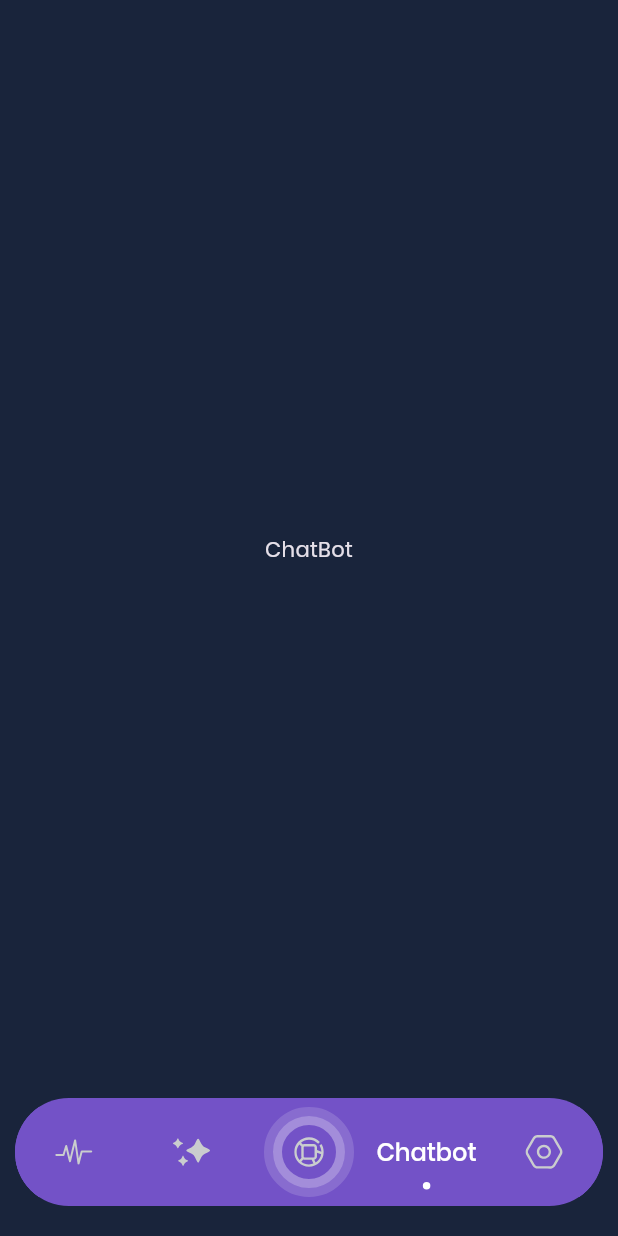
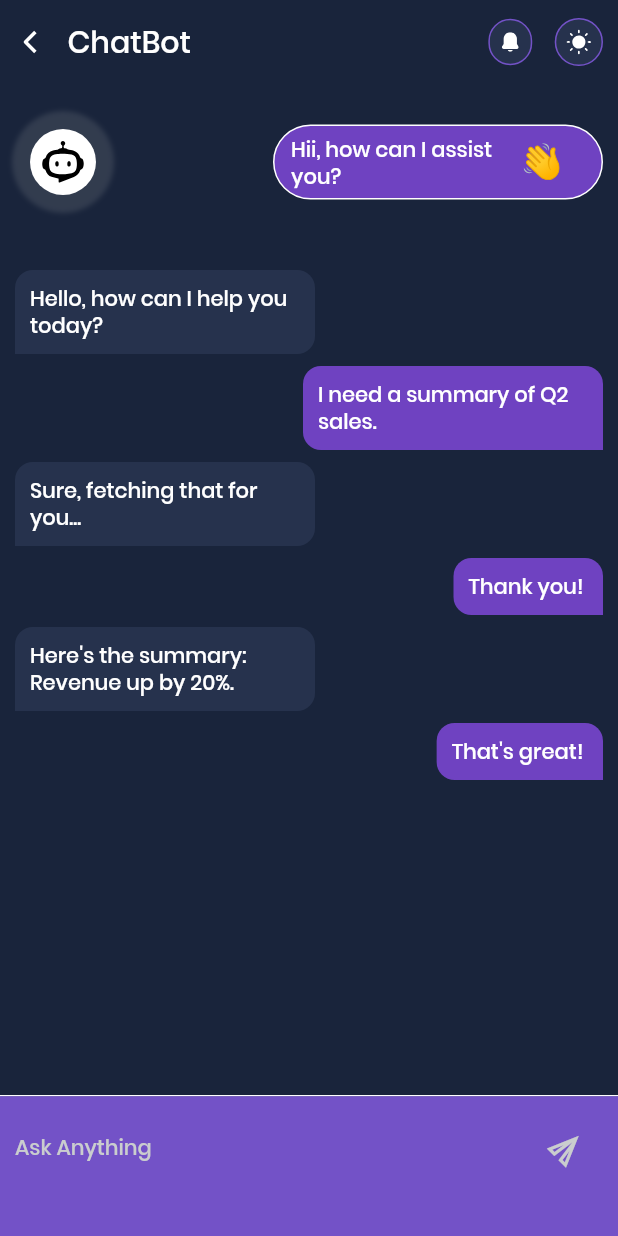
Before and after one commit to Sachin-Advait/omniview, a Flutter app: the NavBar screen opened by its route, item 4 of the bottom bar chosen, on a phone screen of 412 x 824 dp. Run offline on Flutter 3.47's test engine with Material 3 defaults, Android fonts, the phone set to English and light mode, and no system bars; our stand-ins replace bloc, dio, equatable, fl_chart, flutter_bloc, flutter_screenutil and 6 more; accounts and stored records are empty.

Commit message:
Created settings and chatbot page.

```diff
--- a/lib/common/widgets/custom_appbar.dart
+++ b/lib/common/widgets/custom_appbar.dart
@@ -46,6 +46,7 @@ class CustomAppBar extends StatelessWidget implements PreferredSizeWidget {
       ),
       actions: [
         Container(
+          padding: EdgeInsets.all(8),
           decoration: BoxDecoration(
             color: AppColors.darkSlate,
             border: Border.all(color: AppColors.primary),
@@ -53,7 +54,7 @@ class CustomAppBar extends StatelessWidget implements PreferredSizeWidget {
           ),
           child: SvgPicture.asset(
             AppSvg.notification,
-            height: 30,
+            height: 13,
             colorFilter: ColorFilter.mode(AppColors.white, BlendMode.srcIn),
           ),
         ),
--- a/lib/config/assets/app_images.dart
+++ b/lib/config/assets/app_images.dart
@@ -3,5 +3,5 @@ class AppImages {
   static const String splashLogo = 'assets/images/splash_logo.png';
   static const String splashEffect = 'assets/images/splash_effect.png';
   static const String splashLoader = 'assets/images/loader.gif';
-  static const String chatBot = 'assets/images/chat_bot.png';
+  static const String logout = 'assets/images/power-off.png';
 }
--- a/lib/config/assets/app_svg.dart
+++ b/lib/config/assets/app_svg.dart
@@ -13,4 +13,5 @@ class AppSvg {
   static const String pulse = 'assets/svg/pulse.svg';
   static const String setting = 'assets/svg/setting.svg';
   static const String arrowBack = "assets/svg/arrow_back.svg";
+  static const String waveHands = 'assets/svg/emoji_waving.svg';
 }
--- /dev/null
+++ b/lib/modules/chat_bot/components/build_assistance_messages.dart
@@ -0,0 +1,142 @@
+import 'package:flutter/material.dart';
+import 'package:flutter_svg/svg.dart';
+import 'package:omniview/common/utils/size_config.dart';
+import 'package:omniview/config/assets/app_svg.dart';
+import 'package:omniview/config/theme/app_colors.dart';
+import 'package:omniview/config/theme/app_theme.dart';
+
+class BuildAssistanceMessages extends StatelessWidget {
+  const BuildAssistanceMessages({super.key});
+
+  @override
+  Widget build(BuildContext context) {
+    return Column(
+      children: [
+        10.verticalSpace,
+        Row(
+          children: [
+            Container(
+              padding: const EdgeInsets.all(10),
+              decoration: BoxDecoration(
+                shape: BoxShape.circle,
+                boxShadow: [
+                  BoxShadow(
+                    blurRadius: 2,
+                    color: AppColors.white50.withValues(alpha: 0.2),
+                    spreadRadius: 2,
+                  ),
+                ],
+              ),
+              child: CircleAvatar(
+                backgroundColor: AppColors.white,
+                radius: 22.radiusMultipier,
+                child: SvgPicture.asset(AppSvg.chatBot, height: 28),
+              ),
+            ),
+            Spacer(),
+            CustomGradientContainer(
+              height: 50.heightMultiplier,
+              width: 220.widthMultiplier,
+              child: Row(
+                children: [
+                  ConstrainedBox(
+                    constraints: BoxConstraints(maxWidth: 150.widthMultiplier),
+                    child: Text(
+                      'Hii, how can I assist you?',
+                      maxLines: 3,
+                      style: context.medium.copyWith(fontSize: 14),
+                    ),
+                  ),
+                  5.horizontalSpace,
+                  SvgPicture.asset(AppSvg.waveHands),
+                ],
+              ),
+            ),
+          ],
+        ),
+        40.verticalSpace,
+        // if (isDealSummaryChat == false) ...[
+        //   10.verticalSpace,
+
+        //   /// Button Rows
+        //   Row(
+        //     mainAxisAlignment: MainAxisAlignment.end,
+        //     children: [
+        //       buildIconTextButton(
+        //         text: 'Content For Property',
+        //         icon: Image.asset(ImageAssets.mageLocationPin, scale: 4),
+        //       ),
+        //     ],
+        //   ),
+
+        //   10.verticalSpace,
+
+        //   Row(
+        //     mainAxisAlignment: MainAxisAlignment.end,
+        //     children: [
+        //       buildIconTextButton(
+        //         text: 'Know More',
+        //         icon: SvgPicture.asset(SvgAssets.headPhone),
+        //       ),
+        //       10.horizontalSpace,
+        //       buildIconTextButton(
+        //         text: 'Get brochure',
+        //         icon: SvgPicture.asset(SvgAssets.tablerBook),
+        //       ),
+        //     ],
+        //   ),
+
+        //   10.verticalSpace,
+
+        //   Row(
+        //     mainAxisAlignment: MainAxisAlignment.end,
+        //     children: [
+        //       buildIconTextButton(
+        //         text: 'Guide',
+        //         icon: SvgPicture.asset(SvgAssets.lucidHouse),
+        //       ),
+        //       10.horizontalSpace,
+        //       buildIconTextButton(
+        //         text: 'Talk to agent',
+        //         icon: SvgPicture.asset(SvgAssets.popHeadphone),
+        //         onTap: () {},
+        //       ),
+        //     ],
+        //   ),
+        // ],
+      ],
+    );
+  }
+}
+
+class CustomGradientContainer extends StatelessWidget {
+  final Widget? child;
+  final double? height;
+  final double? width;
+
+  const CustomGradientContainer({
+    super.key,
+    this.child,
+    this.height,
+    this.width,
+  });
+
+  @override
+  Widget build(BuildContext context) {
+    return Container(
+      clipBehavior: Clip.none,
+      height: height,
+      width: width,
+      padding: EdgeInsets.symmetric(
+        horizontal: 11.08.widthMultiplier,
+        vertical: 6.5.heightMultiplier,
+      ),
+      decoration: BoxDecoration(
+        color: AppColors.violet,
+        borderRadius: BorderRadius.circular(30.radiusMultipier),
+        border: Border.all(color: AppColors.white, width: 1.widthMultiplier),
+      ),
+      child: child,
+    );
+  }
+}
--- /dev/null
+++ b/lib/modules/chat_bot/components/build_input_field.dart
@@ -0,0 +1,75 @@
+import 'package:flutter/material.dart';
+import 'package:omniview/common/utils/size_config.dart';
+import 'package:omniview/config/theme/app_colors.dart';
+import 'package:omniview/config/theme/app_theme.dart';
+
+class BuildInputField extends StatelessWidget {
+  const BuildInputField({super.key});
+
+  @override
+  Widget build(BuildContext context) {
+    return Container(
+      padding: EdgeInsets.symmetric(
+        horizontal: 10.widthMultiplier,
+        vertical: 10.heightMultiplier,
+      ),
+      color: AppColors.primary,
+      child: Row(
+        children: [
+          Expanded(
+            child: TextField(
+              textInputAction: TextInputAction.done,
+              cursorColor: AppColors.white,
+              onChanged: (value) {},
+              onSubmitted: (value) {},
+              controller: TextEditingController(),
+              style: context.medium,
+              decoration: InputDecoration(
+                hintText: "Ask Anything",
+                border: InputBorder.none,
+                hintStyle: context.medium.copyWith(
+                  color: AppColors.white75,
+                  fontSize: 14,
+                ),
+              ),
+            ),
+          ),
+
+          // todo not implemented right now
+
+          // Obx(
+          //   () => Visibility(
+          //     visible: controller.showEmojiButton.value,
+          //     child: IconButton(
+          //       icon: Icon(
+          //         Icons.emoji_emotions_outlined,
+          //         color: AppColors.white75,
+          //       ),
+          //       onPressed: () {},
+          //     ),
+          //   ),
+          // ),
+          // Obx(
+          //   () => Transform.rotate(
+          //     angle: 3.14 / 4,
+          //     child: Visibility(
+          //       visible: controller.showAttachmentButton.value,
+          //       child: IconButton(
+          //         icon: Icon(Icons.attach_file, color: AppColors.white75),
+          //         onPressed: () {},
+          //       ),
+          //     ),
+          //   ),
+          // ),
+          Transform.rotate(
+            angle: -3.14 / 4,
+            child: IconButton(
+              icon: Icon(Icons.send_outlined, color: AppColors.white75),
+              onPressed: () {},
+            ),
+          ),
+        ],
+      ),
+    );
+  }
+}
--- /dev/null
+++ b/lib/modules/chat_bot/components/chat_builder.dart
@@ -0,0 +1,95 @@
+import 'package:flutter/foundation.dart';
+import 'package:flutter/material.dart';
+import 'package:omniview/common/utils/size_config.dart';
+import 'package:omniview/config/theme/app_colors.dart';
+import 'package:omniview/config/theme/app_theme.dart';
+import 'package:omniview/modules/chat_bot/components/build_assistance_messages.dart';
+import 'package:omniview/modules/chat_bot/components/build_input_field.dart';
+
+class ChatBuilder extends StatelessWidget {
+  const ChatBuilder({super.key});
+
+  @override
+  Widget build(BuildContext context) {
+    final List<Map<String, dynamic>> dummyMessages = [
+      {"text": "Hello, how can I help you today?", "isUser": false},
+      {"text": "I need a summary of Q2 sales.", "isUser": true},
+      {"text": "Sure, fetching that for you...", "isUser": false},
+      {"text": "Thank you!", "isUser": true},
+      {"text": "Here's the summary: Revenue up by 20%.", "isUser": false},
+      {"text": "That's great!", "isUser": true},
+    ];
+
+    return Column(
+      crossAxisAlignment: CrossAxisAlignment.start,
+      children: [
+        Expanded(
+          child: ListView(
+            physics: const BouncingScrollPhysics(),
+            padding: EdgeInsets.symmetric(horizontal: 10.widthMultiplier),
+            children: [
+              BuildAssistanceMessages(),
+              ListView.separated(
+                shrinkWrap: true,
+                reverse: true,
+                padding: const EdgeInsets.only(bottom: 10),
+                physics: const NeverScrollableScrollPhysics(),
+                itemCount: dummyMessages.length,
+                separatorBuilder: (context, index) => 8.verticalSpace,
+                itemBuilder: (context, index) {
+                  final message =
+                      dummyMessages[dummyMessages.length - 1 - index];
+                  final isUser = message['isUser'] as bool;
+
+                  return Align(
+                    alignment: isUser
+                        ? Alignment.centerRight
+                        : Alignment.centerLeft,
+                    child: ConstrainedBox(
+                      constraints: BoxConstraints(
+                        maxWidth: kIsWeb
+                            ? 330.widthMultiplier
+                            : 200.widthMultiplier,
+                      ),
+                      child: Container(
+                        padding: EdgeInsets.symmetric(
+                          horizontal: 10.widthMultiplier,
+                          vertical: 10.heightMultiplier,
+                        ),
+                        decoration: BoxDecoration(
+                          color: isUser
+                              ? AppColors.violet
+                              : AppColors.darkSlate,
+                          borderRadius: BorderRadius.only(
+                            topLeft: Radius.circular(12.radiusMultipier),
+                            topRight: Radius.circular(12.radiusMultipier),
+                            bottomLeft: Radius.circular(
+                              isUser ? 12.radiusMultipier : 0,
+                            ),
+                            bottomRight: Radius.circular(
+                              isUser ? 0 : 12.radiusMultipier,
+                            ),
+                          ),
+                        ),
+                        child: SelectableText(
+                          message['text'],
+                          style: context.medium,
+                        ),
+                      ),
+                    ),
+                  );
+                },
+              ),
+            ],
+          ),
+        ),
+        const Divider(color: AppColors.white, height: 0),
+        Container(
+          padding: EdgeInsets.only(bottom: 25),
+          decoration: BoxDecoration(color: AppColors.primary),
+          child: const BuildInputField(),
+        ),
+      ],
+    );
+  }
+}
--- a/lib/modules/chat_bot/page/chat_bot.dart
+++ b/lib/modules/chat_bot/page/chat_bot.dart
@@ -1,10 +1,41 @@
 import 'package:flutter/material.dart';
+import 'package:omniview/common/widgets/custom_appbar.dart';
+import 'package:omniview/modules/chat_bot/components/chat_builder.dart';
 
-class ChatBot extends StatelessWidget {
+class ChatBot extends StatefulWidget {
   const ChatBot({super.key});
 
   @override
+  State<ChatBot> createState() => _ChatBotState();
+}
+
+class _ChatBotState extends State<ChatBot> {
+  TextEditingController chatController = TextEditingController();
+  ScrollController scrollController = ScrollController();
+
+  void scrollToBottom() {
+    if (scrollController.hasClients) {
+      scrollController.animateTo(
+        scrollController.position.maxScrollExtent,
+        duration: Duration(milliseconds: 500),
+        curve: Curves.easeOut,
+      );
+    }
+  }
+
+  @override
+  void initState() {
+    Future.delayed(Duration(milliseconds: 100), () => scrollToBottom());
+    super.initState();
+  }
+
+  @override
   Widget build(BuildContext context) {
-    return Scaffold(body: Center(child: Text('ChatBot')));
+    return GestureDetector(
+      child: Scaffold(
+        appBar: CustomAppBar(title: 'ChatBot', showBackButton: true),
+        body: ChatBuilder(),
+      ),
+    );
   }
 }
--- a/lib/modules/login/components/otp_verify.dart
+++ b/lib/modules/login/components/otp_verify.dart
@@ -4,6 +4,7 @@ import 'package:go_router/go_router.dart';
 import 'package:omniview/common/widgets/dark_button.dart';
 import 'package:omniview/config/theme/app_colors.dart';
 import 'package:omniview/config/theme/app_theme.dart';
+import 'package:omniview/data/source/local/session_manager.dart';
 import 'package:omniview/routes/routes.dart';
 import 'package:pin_code_fields/pin_code_fields.dart';
 
@@ -72,6 +73,7 @@ void otpVerify(BuildContext context) {
                 DarkButton(
                   titleText: 'Submit',
                   onTap: () {
+                    SessionManager.saveToken('token');
                     context.goNamed(Routes.dashboard);
                   },
                 ),
--- a/lib/routes/pages.dart
+++ b/lib/routes/pages.dart
@@ -1,6 +1,7 @@
 import 'package:flutter_bloc/flutter_bloc.dart';
 import 'package:go_router/go_router.dart';
 import 'package:omniview/common/utils/global_keys.dart';
+import 'package:omniview/modules/chat_bot/page/chat_bot.dart';
 import 'package:omniview/modules/dashboard/components/nav_bar.dart';
 import 'package:omniview/modules/login/page/login.dart';
 import 'package:omniview/modules/onboarding/cubit/onboarding_cubit.dart';
@@ -44,6 +45,11 @@ class Pages {
         name: Routes.dashboard,
         builder: (context, state) => const NavBar(),
       ),
+       GoRoute(
+        path: Routes.chatBot,
+        name: Routes.chatBot,
+        builder: (context, state) => const ChatBot(),
+      ),
     ],
   );
 }
--- a/lib/routes/routes.dart
+++ b/lib/routes/routes.dart
@@ -3,4 +3,5 @@ class Routes {
   static const onBoarding = '/onboarding';
   static const login = '/login';
   static const dashboard = '/dashboard';
+  static const chatBot = '/chatbot';
 }
```
Also changed, not shown: lib/modules/dashboard/components/nav_bar.dart (+9 -0 lines), lib/modules/setting/components/setting_tile.dart (added, +45 -0 lines), lib/modules/setting/page/setting.dart (+95 -2 lines), packages/animated_navbar/lib/animated_navbar.dart (+8 -3 lines), assets/images/power-off.png (added), assets/svg/edit.svg, assets/svg/emoji_waving.svg (added), assets/svg/filter.svg, assets/svg/notification.svg.
